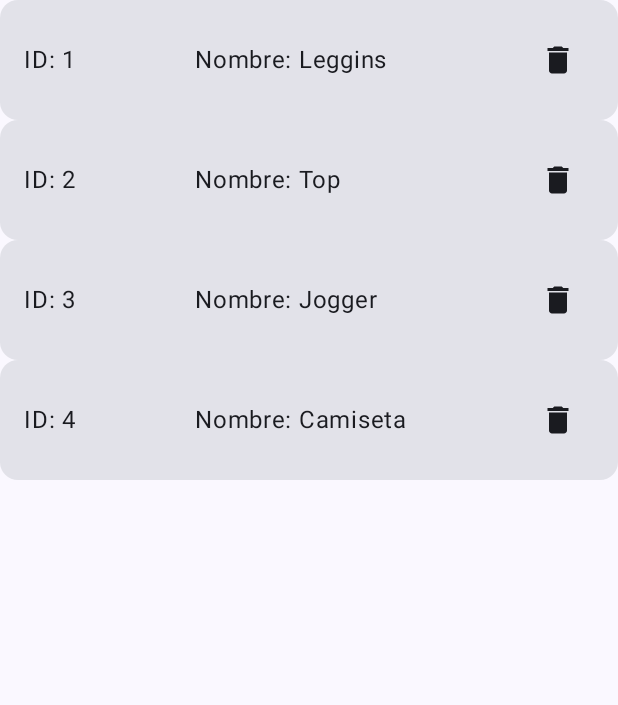
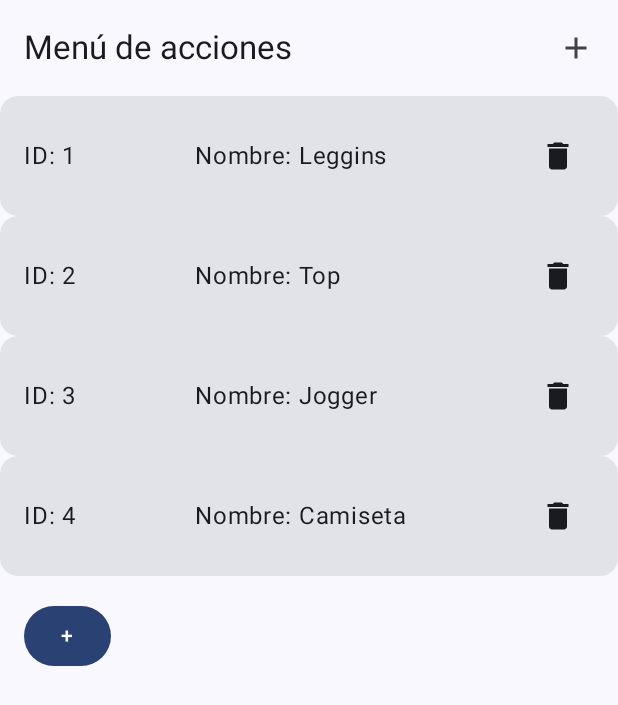
Before and after one commit to MelaniPilliza/My1App_MELANI_PILLIZA, an Android app built with Jetpack Compose: the screen it shows after launch (MainActivity), after a tap on "Iniciar sesión", on a phone screen of 412 x 824 dp. Shown: the top 705 px of the screen. Run offline under Robolectric (Android 15) with nearby library versions, the phone set to English and light mode, and no system bars.

Commit message:
20/01/2025

```diff
--- a/app/src/main/java/com/example/appMelani/domain/model/Product.kt
+++ b/app/src/main/java/com/example/appMelani/domain/model/Product.kt
@@ -1,7 +1,7 @@
 package com.example.appMelani.domain.model
 
 data class Product(
-    val id: Int,
+    val id: Int=0,
     val name: String,
     val price: Double,
     val description: String
--- a/app/src/main/java/com/example/appMelani/presentation/navigation/Screens.kt
+++ b/app/src/main/java/com/example/appMelani/presentation/navigation/Screens.kt
@@ -1,8 +1,12 @@
 package com.example.appMelani.presentation.navigation
 
 sealed class Screen(val route: String) {
-    data object Login: Screen("login")
-    data object Products: Screen("products")
-    data object AddProduct: Screen("products/add")
-    data object Tasks: Screen("tasks")
+    data object Login : Screen("login")
+    data object Products : Screen("products")
+    data object AddProduct : Screen("products/add")
+    data object UpdateProduct : Screen("products/update/{id}") {
+        fun createRoute(id: Int): String = "products/update/$id"
+    }
+
+    data object Tasks : Screen("tasks")
 }
--- a/app/src/main/java/com/example/appMelani/presentation/ui/screens/product/ProductScreen.kt
+++ b/app/src/main/java/com/example/appMelani/presentation/ui/screens/product/ProductScreen.kt
@@ -32,11 +32,14 @@ import androidx.compose.material3.Card
 import androidx.compose.material3.Icon
 import androidx.compose.material3.IconButton
 import androidx.compose.runtime.collectAsState
+import androidx.compose.runtime.key
 import androidx.compose.ui.tooling.preview.Preview
 import androidx.lifecycle.viewmodel.compose.viewModel
 import androidx.navigation.NavController
 import androidx.navigation.compose.rememberNavController
 import com.example.appMelani.domain.model.Product
+import com.example.appMelani.presentation.navigation.Screen
+import com.example.appMelani.presentation.ui.components.ActionsMenu
 import com.example.appMelani.presentation.viewmodel.products.ProductsViewModel
 
 @Composable
@@ -50,17 +53,31 @@ fun ProductScreen( navController: NavController,
 
     Scaffold(
         modifier = Modifier.fillMaxSize(),
+        topBar = {
+            ActionsMenu(navController = navController)
+        },
         snackbarHost = { SnackbarHost(snackbarHostState) },
         content = { innerPadding ->
+            Column {
                 LazyColumn(
                     Modifier.padding(innerPadding),
                     verticalArrangement = Arrangement.Center
                 ) {
                     items(products) { product ->
+                        key (product){
                         ProductCard(product, productsViewModel)
                         }
                     }
                 }
+                Button(
+                    onClick = { navController.navigate(Screen.AddProduct.route)},
+                    modifier = Modifier.padding(16.dp)) {
+                    Text(text = "+")
+                }
+            }
+
+        }
+
     )
 
     if (showDialog) {
```
Lines whose indentation alone changed are shown as unchanged.
